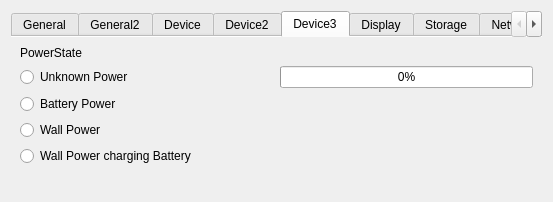
Before: the Qt Designer form examples/sysinfo/dialog_landscape.ui in qtproject/qt-mobility, drawn with Qt 5.
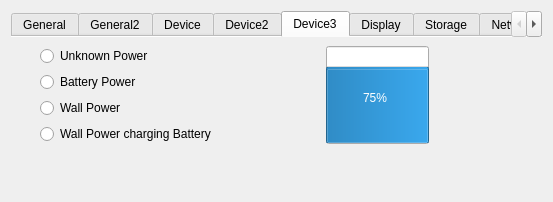
After: the same form once the commit is applied. The open tabs and pages were chosen to show the change. Icons and pictures are not drawn.

Commit message: Vertical battery bar suits better in landscape mode

```diff
--- a/examples/sysinfo/dialog_landscape.ui
+++ b/examples/sysinfo/dialog_landscape.ui
@@ -630,14 +630,24 @@
        <string>Device3</string>
       </attribute>
       <layout class="QGridLayout" name="gridLayout_17">
-       <item row="0" column="1">
-        <widget class="QLabel" name="powerStateLabel">
-         <property name="text">
-          <string>PowerState</string>
+       <item row="7" column="1">
+        <spacer name="verticalSpacer_15">
+         <property name="orientation">
+          <enum>Qt::Vertical</enum>
          </property>
-        </widget>
+         <property name="sizeHint" stdset="0">
+          <size>
+           <width>20</width>
+           <height>315</height>
+          </size>
+         </property>
+        </spacer>
        </item>
-       <item row="2" column="1">
+       <item row="2" column="2">
+        <layout class="QHBoxLayout" name="horizontalLayout_2">
+         <item>
+          <layout class="QVBoxLayout" name="verticalLayout">
+           <item>
         <widget class="QRadioButton" name="radioButton">
          <property name="sizePolicy">
           <sizepolicy hsizetype="Expanding" vsizetype="Fixed">
@@ -650,7 +660,7 @@
          </property>
         </widget>
        </item>
-       <item row="3" column="1">
+           <item>
         <widget class="QRadioButton" name="radioButton_2">
          <property name="sizePolicy">
           <sizepolicy hsizetype="Expanding" vsizetype="Fixed">
@@ -663,7 +673,7 @@
          </property>
         </widget>
        </item>
-       <item row="4" column="1">
+           <item>
         <widget class="QRadioButton" name="radioButton_3">
          <property name="sizePolicy">
           <sizepolicy hsizetype="Expanding" vsizetype="Fixed">
@@ -676,7 +686,7 @@
          </property>
         </widget>
        </item>
-       <item row="5" column="1">
+           <item>
         <widget class="QRadioButton" name="radioButton_4">
          <property name="sizePolicy">
           <sizepolicy hsizetype="Expanding" vsizetype="Fixed">
@@ -689,23 +699,25 @@
          </property>
         </widget>
        </item>
-       <item row="6" column="1">
-        <spacer name="verticalSpacer_15">
+          </layout>
+         </item>
+         <item>
+          <spacer name="horizontalSpacer">
          <property name="orientation">
-          <enum>Qt::Vertical</enum>
+            <enum>Qt::Horizontal</enum>
          </property>
          <property name="sizeHint" stdset="0">
           <size>
-           <width>20</width>
-           <height>315</height>
+             <width>40</width>
+             <height>20</height>
           </size>
          </property>
         </spacer>
        </item>
-       <item row="2" column="2">
+         <item>
         <widget class="QProgressBar" name="batteryLevelBar">
          <property name="sizePolicy">
-          <sizepolicy hsizetype="Expanding" vsizetype="Fixed">
+            <sizepolicy hsizetype="MinimumExpanding" vsizetype="MinimumExpanding">
            <horstretch>0</horstretch>
            <verstretch>0</verstretch>
           </sizepolicy>
@@ -714,9 +726,27 @@
           <number>100</number>
          </property>
          <property name="value">
-          <number>0</number>
-         </property>
-        </widget>
+            <number>75</number>
+           </property>
+           <property name="orientation">
+            <enum>Qt::Vertical</enum>
+           </property>
+          </widget>
+         </item>
+         <item>
+          <spacer name="horizontalSpacer_2">
+           <property name="orientation">
+            <enum>Qt::Horizontal</enum>
+           </property>
+           <property name="sizeHint" stdset="0">
+            <size>
+             <width>40</width>
+             <height>20</height>
+            </size>
+           </property>
+          </spacer>
+         </item>
+        </layout>
        </item>
       </layout>
      </widget>
```
Left out of the diff: 2 changed lines with no effect on the pictures. Lines whose indentation alone changed are shown as unchanged.
